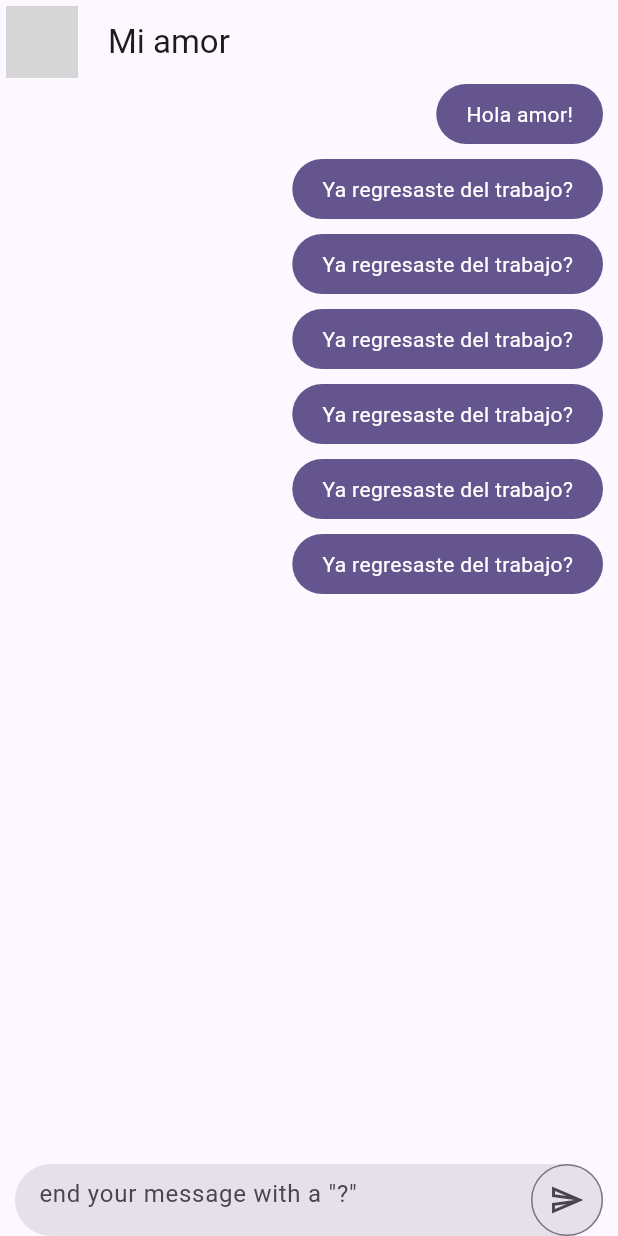
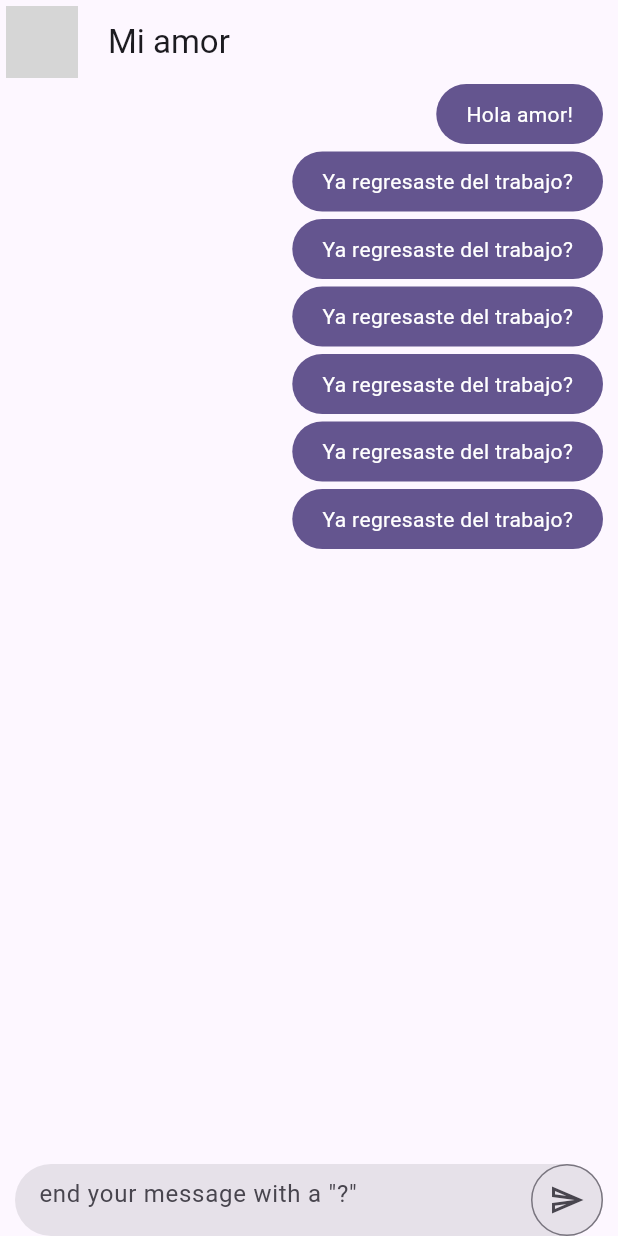
Before and after one commit to adrianferreiro/yes_no_app, a Flutter app: the screen it shows after launch, on a phone screen of 412 x 824 dp. Run offline on Flutter 3.47's test engine with Material 3 defaults, Android fonts, the phone set to English and light mode, and no system bars; network calls fail; grey boxes are pictures that could not be loaded.

```diff
--- a/lib/presentation/screens/chat/chat_screen.dart
+++ b/lib/presentation/screens/chat/chat_screen.dart
@@ -39,18 +39,21 @@ class _ChatView extends StatelessWidget {
           children: [
             Expanded(
                 child: ListView.builder(
+              controller: chatProvider.chatScrollController,
               itemCount: chatProvider.messageList.length,
               itemBuilder: (context, index) {
                 final message = chatProvider.messageList[index];
                 return (message.fromWho == FromWho.hers)
                     ? const HerMessageBubble()
-                    :  MyMessageBubble(message: message,);
+                    : MyMessageBubble(
+                        message: message,
+                      );
               },
             )),
-             MessageFieldBox(
+            MessageFieldBox(
               //onValue: (value)=> chatProvider.setndMessage(value),
               onValue: chatProvider.setndMessage,
-             ),
+            ),
           ],
         ),
       ),
--- a/lib/presentation/widgets/chat/my_message_bubble.dart
+++ b/lib/presentation/widgets/chat/my_message_bubble.dart
@@ -15,10 +15,10 @@ class MyMessageBubble extends StatelessWidget {
         Container(
           decoration: BoxDecoration(
               color: colors.primary, borderRadius: BorderRadius.circular(20)),
-          child:  Padding(
+          child: Padding(
             padding: const EdgeInsets.symmetric(horizontal: 20, vertical: 10),
-            child: Text(message.text
-              ,
+            child: Text(
+              message.text,
               style: const TextStyle(
                 color: Colors.white,
               ),
@@ -26,7 +26,7 @@ class MyMessageBubble extends StatelessWidget {
           ),
         ),
         const SizedBox(
-          height: 10,
+          height: 5,
         )
       ],
     );
```
Also changed, not shown: lib/presentation/providers/chat_provider.dart (+13 -0 lines).
